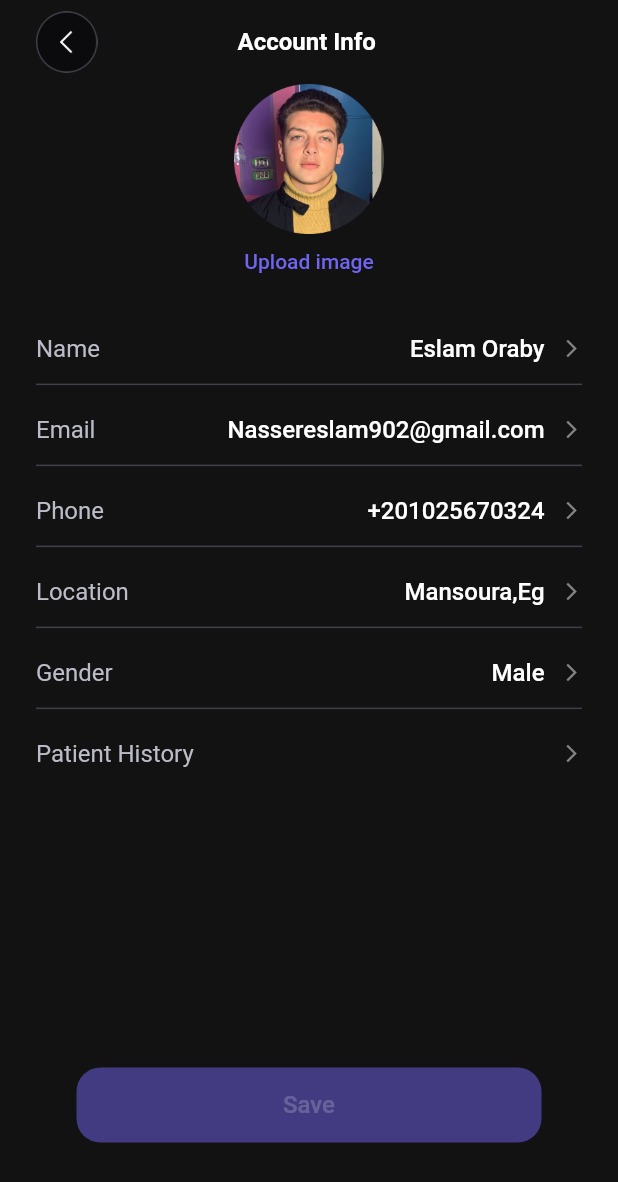
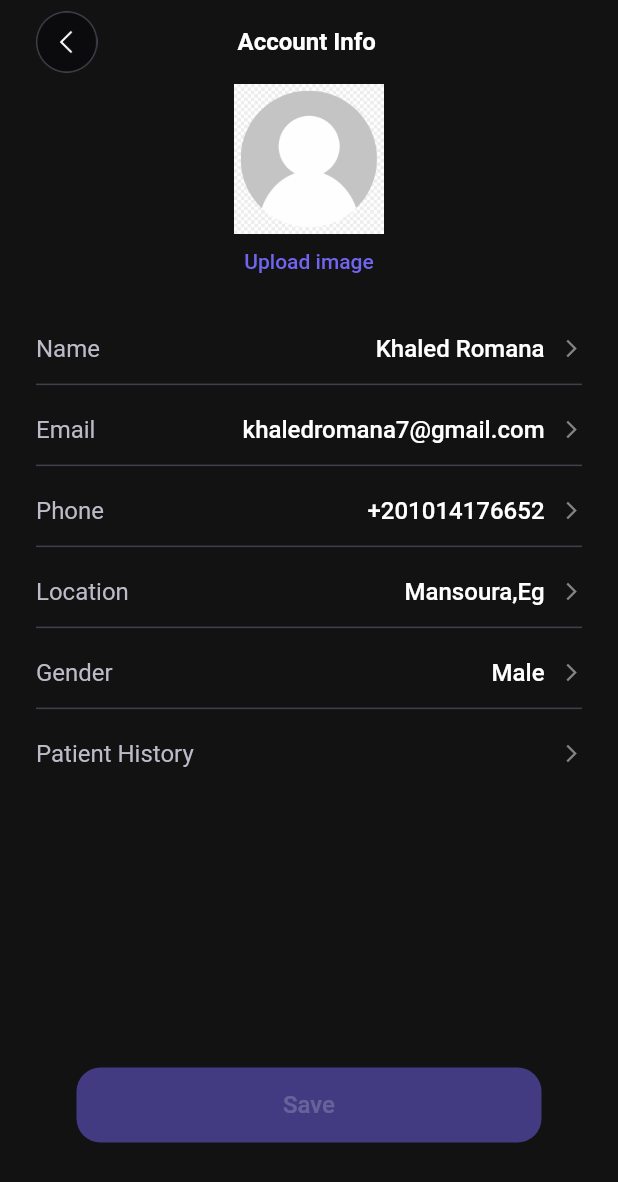
Before and after one commit to Romana9/patient_care, a Flutter app: the AccountInfoScreen screen opened directly, on a phone screen of 412 x 824 dp. Shown: the top 1182 px of the screen. Run offline on Flutter 3.47's test engine with Material 2 defaults, Android fonts, the phone set to English and light mode, and no system bars; our stand-ins replace bloc, custom_sliding_segmented_control, firebase_auth, firebase_core, flutter_bloc, flutter_rating_bar and 6 more; missing offline and left inert: radio_group_v2; accounts and stored records are empty; statements that could not run were skipped.

Commit message:
last edit

```diff
--- a/lib/views/screens/homescreen/drawer_screen.dart
+++ b/lib/views/screens/homescreen/drawer_screen.dart
@@ -69,7 +69,7 @@ class _DrawerScreenState extends State<DrawerScreen> {
                           Column(
                             crossAxisAlignment: CrossAxisAlignment.start,
                             children: [
-                              Text('Eslam Oraby',
+                              Text('Khaled Romana',
                                   style: KTextStyle.regular.copyWith(
                                       color: KColor.white, fontSize: 20)),
                               Text('nassereslam902@gmail.com',
--- a/lib/views/screens/homescreen/history.dart
+++ b/lib/views/screens/homescreen/history.dart
@@ -79,7 +79,7 @@ class _HistoryState extends State<History> {
                 ],
               ),
               SizedBox(height: KSize.getHeight(context, 20)),
-              Text("Eslam Oraby",
+              Text("Khaled Romana",
                   style: KTextStyle.regular.copyWith(
                       color: _darkTheme ? KColor.white : KColor.maastrichtBlue,
                       fontWeight: FontWeight.w600,
--- a/lib/views/screens/homescreen/home_details_screen.dart
+++ b/lib/views/screens/homescreen/home_details_screen.dart
@@ -108,7 +108,7 @@ class _HomeDetailsScreenState extends State<HomeDetailsScreen> {
                       crossAxisAlignment: CrossAxisAlignment.start,
                       children: [
                         Text(
-                          'Good Morning ! Eslam Oraby',
+                          'Good Morning ! Khaled Romana',
                           style: KTextStyle.regularText.copyWith(
                               color: _darkTheme
                                   ? KColor.darkdimgray
--- a/lib/views/screens/menu/settings/account_info_screen.dart
+++ b/lib/views/screens/menu/settings/account_info_screen.dart
@@ -96,9 +96,9 @@ class _AccountInfoScreenState extends State<AccountInfoScreen> {
                 Column(
                   crossAxisAlignment: CrossAxisAlignment.start,
                   children: [
-                    accountInfo('Name', 'Eslam Oraby'),
-                    accountInfo('Email', 'Nassereslam902@gmail.com'),
-                    accountInfo('Phone', '+201025670324'),
+                    accountInfo('Name', 'Khaled Romana'),
+                    accountInfo('Email', 'khaledromana7@gmail.com'),
+                    accountInfo('Phone', '+201014176652'),
                     accountInfo('Location', 'Mansoura,Eg'),
                     accountInfo('Gender', 'Male'),
                     InkWell(
--- a/lib/views/screens/startup/splash_log.dart
+++ b/lib/views/screens/startup/splash_log.dart
@@ -60,7 +60,7 @@ class _SplashLogState extends State<SplashLog> {
             mainAxisAlignment: MainAxisAlignment.center,
             children: [
               Text(
-                "Coded by FCIS",
+                "Coded by Romana",
                 style: KTextStyle.regularText.copyWith(
                     color: _darkTheme ? KColor.white : KColor.maastrichtBlue),
               ),
--- a/lib/views/screens/startup/splash_screen.dart
+++ b/lib/views/screens/startup/splash_screen.dart
@@ -58,7 +58,7 @@ class _SplashScreenState extends State<SplashScreen> {
             mainAxisAlignment: MainAxisAlignment.center,
             children: [
               Text(
-                "Coded by FCIS",
+                "Coded by Romana",
                 style:
                     KTextStyle.regularText.copyWith(color:_darkTheme ?KColor.white: KColor.maastrichtBlue),
               ),
```
Also changed, not shown: assets/images/Profile.png.
